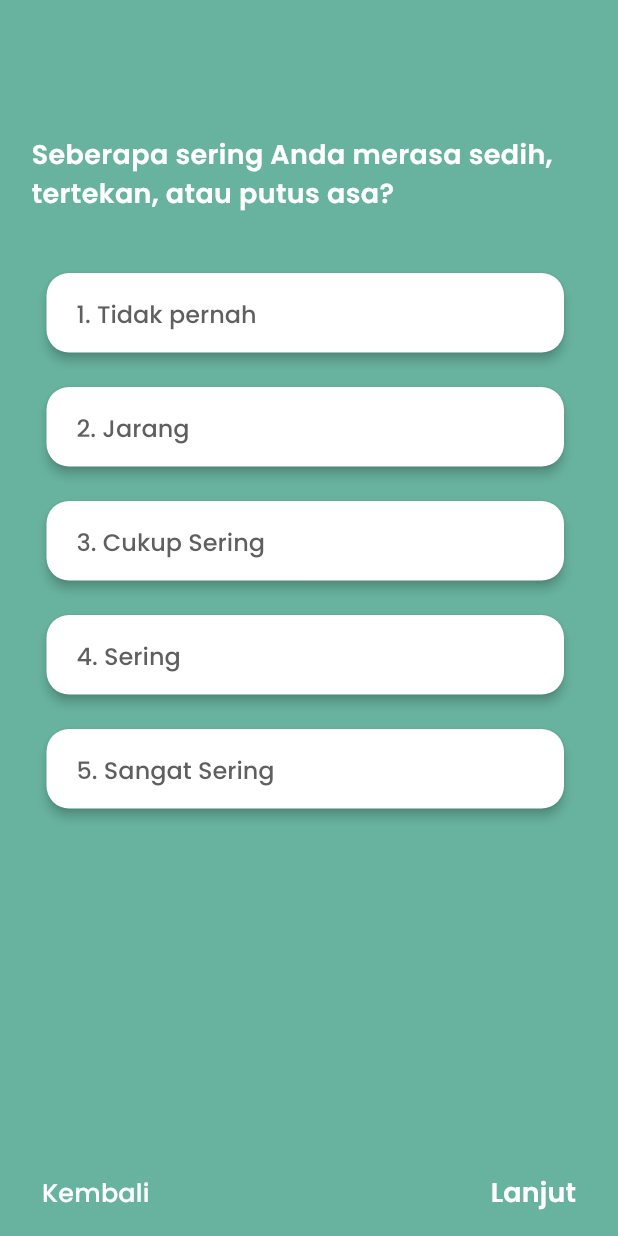
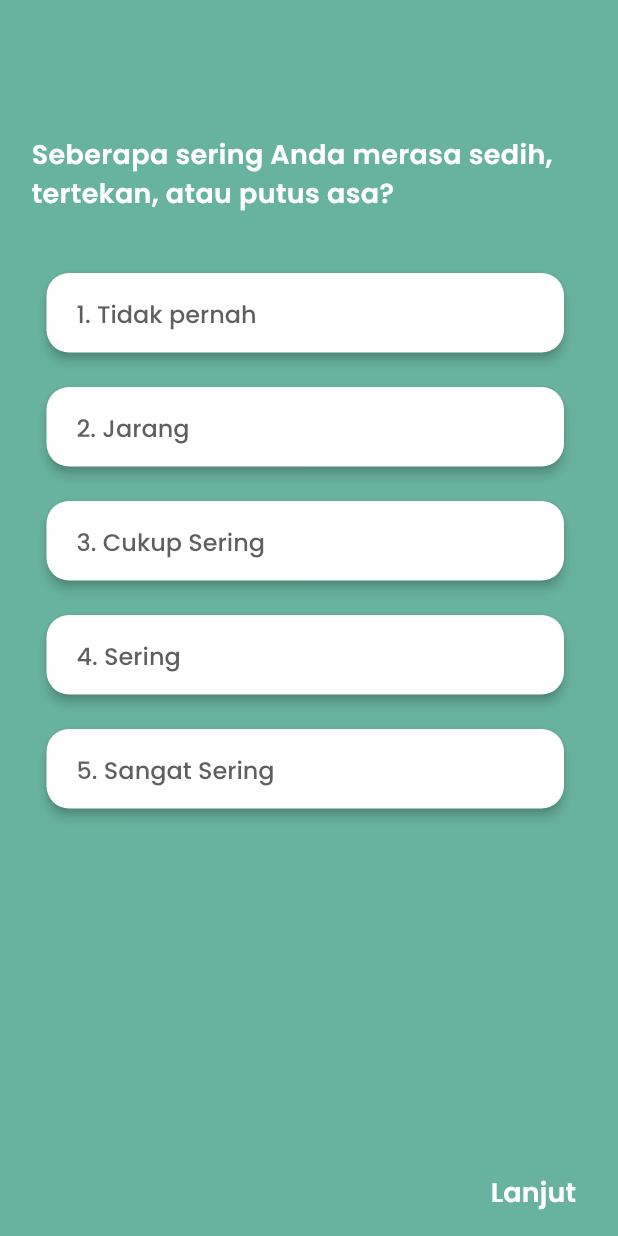
Before and after one commit to afikque23/Mental_Health_App, a Flutter app: the ScreeningPage screen opened directly, after a tap on "Lanjut", after a tap on "Kembali", on a phone screen of 412 x 824 dp. Run offline on Flutter 3.47's test engine with Material 3 defaults, Android fonts, the phone set to English and light mode, and no system bars; our stand-ins replace flutter_bloc, flutter_svg, hydrated_bloc, introduction_screen; network calls fail; project files that could hold a hidden picture were left out.

Commit message:
pull arya

```diff
--- a/lib/screening.dart
+++ b/lib/screening.dart
@@ -12,7 +12,8 @@ class ScreeningPageState extends State<ScreeningPage> {
   final _logger = Logger('MoodSurveyScreen'); // Create logger instance
 
   int currentQuestionIndex = 0;
-  String? selectedAnswer; // Menyimpan jawaban yang dipilih
+  Map<int, String?> selectedAnswers =
+      {}; // Menyimpan jawaban untuk setiap pertanyaan
 
   final List<Map<String, String>> surveyQuestions = [
     {
@@ -80,8 +81,6 @@ class ScreeningPageState extends State<ScreeningPage> {
     if (currentQuestionIndex < surveyQuestions.length - 1) {
       setState(() {
         currentQuestionIndex++;
-        selectedAnswer =
-            null; // Reset jawaban yang dipilih saat berpindah ke pertanyaan berikutnya
       });
     } else {
       // Gunakan logger alih-alih print
@@ -93,8 +92,6 @@ class ScreeningPageState extends State<ScreeningPage> {
     if (currentQuestionIndex > 0) {
       setState(() {
         currentQuestionIndex--;
-        selectedAnswer =
-            null; // Reset jawaban yang dipilih saat berpindah ke pertanyaan sebelumnya
       });
     }
   }
@@ -121,22 +118,20 @@ class ScreeningPageState extends State<ScreeningPage> {
               ),
             ),
             const SizedBox(height: 40),
-            _buildOptionButton(
-                '1. Tidak pernah', selectedAnswer == '1. Tidak pernah'),
+            _buildOptionButton('1. Tidak pernah', '1. Tidak pernah'),
             const SizedBox(height: 23),
-            _buildOptionButton('2. Jarang', selectedAnswer == '2. Jarang'),
+            _buildOptionButton('2. Jarang', '2. Jarang'),
             const SizedBox(height: 23),
-            _buildOptionButton(
-                '3. Cukup Sering', selectedAnswer == '3. Cukup Sering'),
+            _buildOptionButton('3. Cukup Sering', '3. Cukup Sering'),
             const SizedBox(height: 23),
-            _buildOptionButton('4. Sering', selectedAnswer == '4. Sering'),
+            _buildOptionButton('4. Sering', '4. Sering'),
             const SizedBox(height: 23),
-            _buildOptionButton(
-                '5. Sangat Sering', selectedAnswer == '5. Sangat Sering'),
+            _buildOptionButton('5. Sangat Sering', '5. Sangat Sering'),
             const Spacer(),
             Row(
               mainAxisAlignment: MainAxisAlignment.spaceBetween,
               children: [
+                if (currentQuestionIndex > 0)
                   TextButton(
                     onPressed: _previousQuestion,
                     child: const Text(
@@ -147,12 +142,16 @@ class ScreeningPageState extends State<ScreeningPage> {
                           fontFamily: 'Poppins',
                           color: Colors.white),
                     ),
-                ),
+                  )
+                else
+                  const Spacer(),
                 TextButton(
                   onPressed: _nextQuestion,
-                  child: const Text(
-                    'Lanjut',
-                    style: TextStyle(
+                  child: Text(
+                    currentQuestionIndex == surveyQuestions.length - 1
+                        ? 'Selesai'
+                        : 'Lanjut',
+                    style: const TextStyle(
                         fontSize: 18,
                         fontWeight: FontWeight.w600,
                         fontFamily: 'Poppins',
@@ -167,7 +166,8 @@ class ScreeningPageState extends State<ScreeningPage> {
     );
   }
 
-  Widget _buildOptionButton(String text, bool isSelected) {
+  Widget _buildOptionButton(String text, String value) {
+    bool isSelected = selectedAnswers[currentQuestionIndex] == value;
     return Padding(
       padding: const EdgeInsets.only(left: 15, right: 20),
       child: SizedBox(
@@ -175,17 +175,25 @@ class ScreeningPageState extends State<ScreeningPage> {
         height: 53,
         child: ElevatedButton(
           onPressed: () {
+            // Jika jawaban sudah dipilih, klik ulang untuk menghapus
+            setState(() {
+              if (isSelected) {
+                // Hapus jawaban jika tombol diklik lagi
+                selectedAnswers.remove(currentQuestionIndex);
+                _logger.info('$text dihapus');
+              } else {
+                // Set jawaban jika tombol diklik pertama kali
+                selectedAnswers[currentQuestionIndex] = value;
                 _logger.info('$text dipilih');
-            // Mengubah status pilihan
-            setState(() {
-              selectedAnswer = text; // Mengatur jawaban yang dipilih
+              }
             });
           },
           style: ElevatedButton.styleFrom(
             foregroundColor:
                 isSelected ? Colors.white : const Color(0xFF5F5F5F),
-            backgroundColor:
-                isSelected ? const Color(0xFF2D6974) : Colors.white,
+            backgroundColor: isSelected
+                ? const Color(0xFF2D6974)
+                : Colors.white, // Hijau untuk dipilih
             padding: const EdgeInsets.symmetric(vertical: 0),
             shape: RoundedRectangleBorder(
               borderRadius: BorderRadius.circular(15),
@@ -204,10 +212,9 @@ class ScreeningPageState extends State<ScreeningPage> {
               child: Text(
                 text,
                 style: const TextStyle(
-                    fontFamily: 'Poppins',
                     fontSize: 16,
                     fontWeight: FontWeight.w500,
-                ),
+                    fontFamily: 'Poppins'),
                 overflow: TextOverflow.ellipsis,
                 maxLines: 1,
               ),
```
Lines whose indentation alone changed are shown as unchanged.
